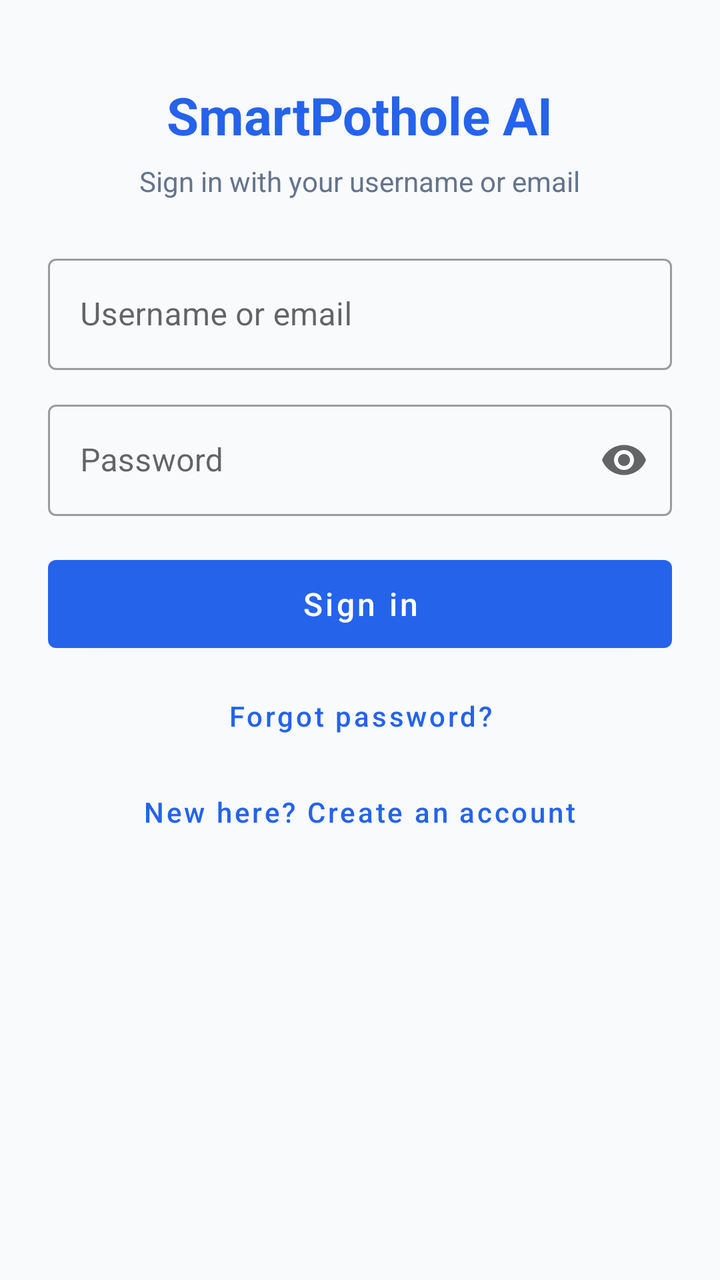
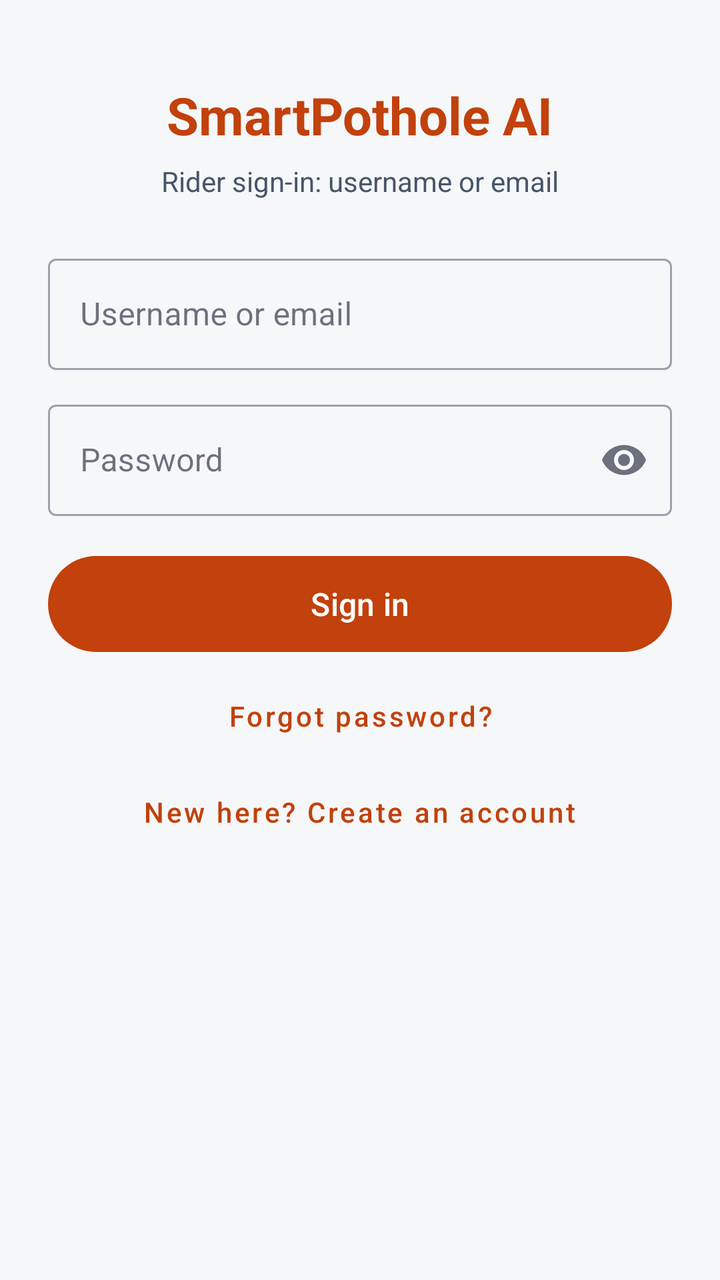

The first picture is an Android layout as it rendered before a commit; the second is the same layout after the commit. The layout source and the unified diff follow.
<!-- AndroidManifest.xml: application theme Theme.SmartPothole -->
<!-- res/layout/activity_login.xml -->
<?xml version="1.0" encoding="utf-8"?>
<ScrollView xmlns:android="http://schemas.android.com/apk/res/android"
    android:layout_width="match_parent"
    android:layout_height="match_parent"
    android:background="@color/background"
    android:fillViewport="true">

    <LinearLayout
        android:layout_width="match_parent"
        android:layout_height="wrap_content"
        android:gravity="center_horizontal"
        android:orientation="vertical"
        android:paddingHorizontal="24dp"
        android:paddingVertical="40dp">

        <TextView
            android:layout_width="wrap_content"
            android:layout_height="wrap_content"
            android:text="SmartPothole AI"
            android:textColor="@color/primary"
            android:textSize="26sp"
            android:textStyle="bold" />

        <TextView
            android:id="@+id/tvAuthSubtitle"
            android:layout_width="wrap_content"
            android:layout_height="wrap_content"
            android:layout_marginTop="6dp"
            android:text="Sign in with your username or email"
            android:textColor="@color/text_secondary"
            android:textSize="14sp" />

        
        <LinearLayout
            android:id="@+id/layoutRegisterFields"
            android:layout_width="match_parent"
            android:layout_height="wrap_content"
            android:layout_marginTop="24dp"
            android:orientation="vertical"
            android:visibility="gone">

            <com.google.android.material.textfield.TextInputLayout
                style="@style/Widget.MaterialComponents.TextInputLayout.OutlinedBox"
                android:layout_width="match_parent"
                android:layout_height="wrap_content"
                android:hint="Full name">

                <com.google.android.material.textfield.TextInputEditText
                    android:id="@+id/etName"
                    android:layout_width="match_parent"
                    android:layout_height="wrap_content"
                    android:inputType="textPersonName|textCapWords" />
            </com.google.android.material.textfield.TextInputLayout>

            <com.google.android.material.textfield.TextInputLayout
                style="@style/Widget.MaterialComponents.TextInputLayout.OutlinedBox"
                android:layout_width="match_parent"
                android:layout_height="wrap_content"
                android:layout_marginTop="12dp"
                android:hint="Username (3–20 letters, digits, _ or .)">

                <com.google.android.material.textfield.TextInputEditText
                    android:id="@+id/etUsername"
                    android:layout_width="match_parent"
                    android:layout_height="wrap_content"
                    android:inputType="text" />
            </com.google.android.material.textfield.TextInputLayout>

            <com.google.android.material.textfield.TextInputLayout
                style="@style/Widget.MaterialComponents.TextInputLayout.OutlinedBox"
                android:layout_width="match_parent"
                android:layout_height="wrap_content"
                android:layout_marginTop="12dp"
                android:hint="Email (for password recovery)">

                <com.google.android.material.textfield.TextInputEditText
                    android:id="@+id/etEmail"
                    android:layout_width="match_parent"
                    android:layout_height="wrap_content"
                    android:inputType="textEmailAddress" />
            </com.google.android.material.textfield.TextInputLayout>

            <TextView
                android:layout_width="wrap_content"
                android:layout_height="wrap_content"
                android:layout_marginTop="16dp"
                android:text="Your vehicle (you can change this later)"
                android:textColor="@color/text_primary"
                android:textSize="14sp" />

            <com.google.android.material.chip.ChipGroup
                android:id="@+id/chipGroupVehicle"
                android:layout_width="match_parent"
                android:layout_height="wrap_content"
                android:layout_marginTop="8dp"
                app:selectionRequired="true"
                app:singleSelection="true"
                xmlns:app="http://schemas.android.com/apk/res-auto" />
        </LinearLayout>

        
        <com.google.android.material.textfield.TextInputLayout
            android:id="@+id/tilIdentifier"
            style="@style/Widget.MaterialComponents.TextInputLayout.OutlinedBox"
            android:layout_width="match_parent"
            android:layout_height="wrap_content"
            android:layout_marginTop="24dp"
            android:hint="Username or email">

            <com.google.android.material.textfield.TextInputEditText
                android:id="@+id/etIdentifier"
                android:layout_width="match_parent"
                android:layout_height="wrap_content"
                android:inputType="text" />
        </com.google.android.material.textfield.TextInputLayout>

        <com.google.android.material.textfield.TextInputLayout
            style="@style/Widget.MaterialComponents.TextInputLayout.OutlinedBox"
            android:layout_width="match_parent"
            android:layout_height="wrap_content"
            android:layout_marginTop="12dp"
            android:hint="Password"
            app:endIconMode="password_toggle"
            xmlns:app="http://schemas.android.com/apk/res-auto">

            <com.google.android.material.textfield.TextInputEditText
                android:id="@+id/etPassword"
                android:layout_width="match_parent"
                android:layout_height="wrap_content"
                android:inputType="textPassword" />
        </com.google.android.material.textfield.TextInputLayout>

        <TextView
            android:id="@+id/tvAuthError"
            android:layout_width="match_parent"
            android:layout_height="wrap_content"
            android:layout_marginTop="10dp"
            android:textColor="@color/danger"
            android:textSize="13sp"
            android:visibility="gone" />

        <com.google.android.material.button.MaterialButton
            android:id="@+id/btnLogin"
            android:layout_width="match_parent"
            android:layout_height="56dp"
            android:layout_marginTop="16dp"
            android:text="Sign in"
            android:textAllCaps="false"
            android:textSize="16sp" />

        <ProgressBar
            android:id="@+id/progressAuth"
            android:layout_width="32dp"
            android:layout_height="32dp"
            android:layout_marginTop="12dp"
            android:visibility="gone" />

        <com.google.android.material.button.MaterialButton
            android:id="@+id/btnForgotPassword"
            style="@style/Widget.MaterialComponents.Button.TextButton"
            android:layout_width="wrap_content"
            android:layout_height="48dp"
            android:layout_marginTop="4dp"
            android:text="Forgot password?"
            android:textAllCaps="false" />

        <com.google.android.material.button.MaterialButton
            android:id="@+id/btnToggleMode"
            style="@style/Widget.MaterialComponents.Button.TextButton"
            android:layout_width="wrap_content"
            android:layout_height="48dp"
            android:text="New here? Create an account"
            android:textAllCaps="false" />
    </LinearLayout>
</ScrollView>
<!-- resources referenced by this layout -->
<resources>
  <color name="background">#F8FAFC</color>
  <color name="danger">#EF4444</color>
  <color name="primary">#2563EB</color>
  <color name="text_primary">#0F172A</color>
  <color name="text_secondary">#64748B</color>
  <style name="Theme.SmartPothole" parent="Theme.MaterialComponents.DayNight.NoActionBar">
          <item name="colorPrimary">@color/primary</item>
          <item name="colorPrimaryVariant">@color/primary_dark</item>
          <item name="colorOnPrimary">@color/surface</item>
          <item name="colorSecondary">@color/accent</item>
          <item name="android:statusBarColor">@color/primary_dark</item>
      </style>
  <color name="primary_dark">#1D4ED8</color>
  <color name="surface">#FFFFFF</color>
  <color name="accent">#3B82F6</color>
</resources>

<!-- the commit's change to res/layout/activity_login.xml (unified diff, before → after) -->
@@ -26,7 +26,7 @@
             android:layout_width="wrap_content"
             android:layout_height="wrap_content"
             android:layout_marginTop="6dp"
-            android:text="Sign in with your username or email"
+            android:text="Rider sign-in: username or email"
             android:textColor="@color/text_secondary"
             android:textSize="14sp" />
 
@@ -164,6 +164,23 @@
             android:text="Forgot password?"
             android:textAllCaps="false" />
 
+        <LinearLayout
+            android:id="@+id/layoutDemoLogin"
+            android:layout_width="match_parent"
+            android:layout_height="wrap_content"
+            android:layout_marginTop="16dp"
+            android:orientation="vertical"
+            android:visibility="gone">
+
+            <TextView
+                android:layout_width="wrap_content"
+                android:layout_height="wrap_content"
+                android:text="Demo quick login (debug build only)"
+                android:textColor="@color/warning"
+                android:textSize="13sp"
+                android:textStyle="bold" />
+        </LinearLayout>
+
         <com.google.android.material.button.MaterialButton
             android:id="@+id/btnToggleMode"
             style="@style/Widget.MaterialComponents.Button.TextButton"
<!-- resource entries referenced after the edit -->
@@ -1,19 +1,58 @@
 <!-- resources referenced by this layout -->
 <resources>
-  <color name="background">#F8FAFC</color>
-  <color name="danger">#EF4444</color>
-  <color name="primary">#2563EB</color>
-  <color name="text_primary">#0F172A</color>
-  <color name="text_secondary">#64748B</color>
-  <style name="Theme.SmartPothole" parent="Theme.MaterialComponents.DayNight.NoActionBar">
-          <item name="colorPrimary">@color/primary</item>
-          <item name="colorPrimaryVariant">@color/primary_dark</item>
-          <item name="colorOnPrimary">@color/surface</item>
-          <item name="colorSecondary">@color/accent</item>
-          <item name="android:statusBarColor">@color/primary_dark</item>
+  <color name="background">@color/sp_bg</color>
+  <color name="danger">@color/sp_danger</color>
+  <color name="primary">@color/sp_primary</color>
+  <color name="text_primary">@color/sp_on_surface</color>
+  <color name="text_secondary">@color/sp_on_surface_muted</color>
+  <color name="warning">@color/sp_warning</color>
+  <style name="Theme.SmartPothole" parent="Theme.Material3.DayNight.NoActionBar">
+          <item name="colorPrimary">@color/sp_primary</item>
+          <item name="colorOnPrimary">@color/sp_on_primary</item>
+          <item name="colorPrimaryContainer">@color/sp_primary_container</item>
+          <item name="colorOnPrimaryContainer">@color/sp_on_primary_container</item>
+          <item name="colorSecondary">@color/sp_secondary</item>
+          <item name="colorOnSecondary">@color/sp_on_secondary</item>
+          <item name="colorSecondaryContainer">@color/sp_secondary_container</item>
+          <item name="colorOnSecondaryContainer">@color/sp_on_surface</item>
+          <item name="colorError">@color/sp_danger</item>
+          <item name="android:colorBackground">@color/sp_bg</item>
+          <item name="colorSurface">@color/sp_surface</item>
+          <item name="colorOnSurface">@color/sp_on_surface</item>
+          <item name="colorSurfaceVariant">@color/sp_surface_variant</item>
+          <item name="colorOnSurfaceVariant">@color/sp_on_surface_muted</item>
+          <item name="colorSurfaceContainer">@color/sp_surface</item>
+          <item name="colorSurfaceContainerLow">@color/sp_surface</item>
+          <item name="colorSurfaceContainerHigh">@color/sp_surface_variant</item>
+          <item name="colorOutline">@color/sp_outline</item>
+          <item name="colorOutlineVariant">@color/sp_outline</item>
+          <item name="android:windowBackground">@color/sp_bg</item>
+          <item name="android:statusBarColor">@android:color/transparent</item>
+          <item name="android:navigationBarColor">@android:color/transparent</item>
+          <item name="materialCardViewStyle">@style/SP.Card</item>
+          <item name="textInputStyle">@style/Widget.Material3.TextInputLayout.OutlinedBox</item>
       </style>
-  <color name="primary_dark">#1D4ED8</color>
-  <color name="surface">#FFFFFF</color>
-  <color name="accent">#3B82F6</color>
+  <color name="sp_bg">#F6F7F9</color>
+  <color name="sp_danger">#B91C1C</color>
+  <color name="sp_primary">#C2410C</color>
+  <color name="sp_on_surface">#0F172A</color>
+  <color name="sp_on_surface_muted">#475569</color>
+  <color name="sp_warning">#B45309</color>
+  <color name="sp_on_primary">#FFFFFF</color>
+  <color name="sp_primary_container">#FFEDD5</color>
+  <color name="sp_on_primary_container">#7C2D12</color>
+  <color name="sp_secondary">#0E7490</color>
+  <color name="sp_on_secondary">#FFFFFF</color>
+  <color name="sp_secondary_container">#CFFAFE</color>
+  <color name="sp_surface">#FFFFFF</color>
+  <color name="sp_surface_variant">#EEF1F5</color>
+  <color name="sp_outline">#D5DBE4</color>
+  <style name="SP.Card" parent="Widget.Material3.CardView.Outlined">
+          <item name="cardCornerRadius">@dimen/sp_radius_card</item>
+          <item name="cardBackgroundColor">@color/sp_surface</item>
+          <item name="strokeColor">@color/sp_outline</item>
+          <item name="strokeWidth">1dp</item>
+      </style>
+  <dimen name="sp_radius_card">12dp</dimen>
 </resources>
 
